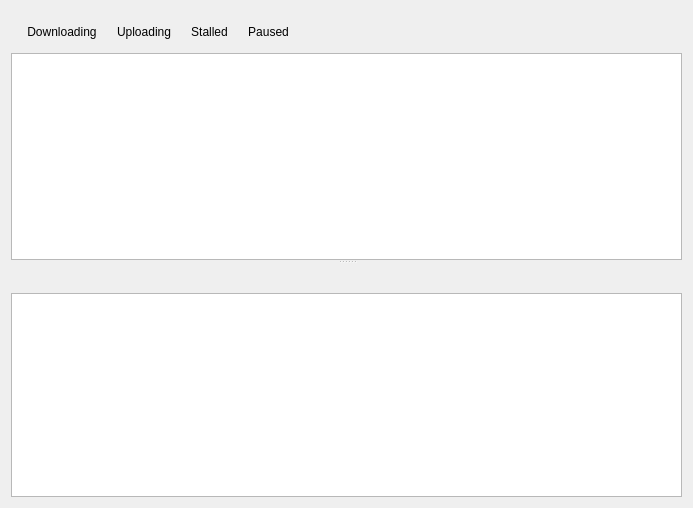
Qt form src/transfers/transfers_widget.ui (a-pavlov/qDonkey) before a commit.
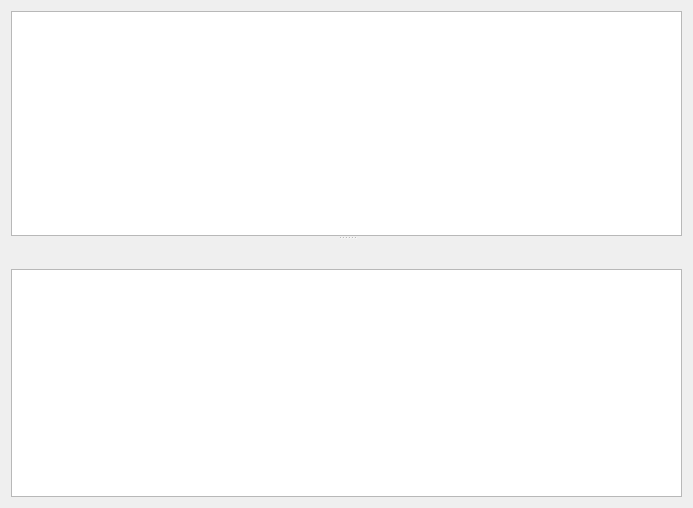
The same form after that commit. Icons and pictures are not drawn.

Commit message: Add peer model

```diff
--- a/src/transfers/transfers_widget.ui
+++ b/src/transfers/transfers_widget.ui
@@ -24,144 +24,6 @@
        <property name="spacing">
         <number>0</number>
        </property>
-       <item>
-        <widget class="QFrame" name="transfersBar_2">
-         <property name="frameShape">
-          <enum>QFrame::NoFrame</enum>
-         </property>
-         <property name="frameShadow">
-          <enum>QFrame::Raised</enum>
-         </property>
-         <layout class="QHBoxLayout" name="horizontalLayout">
-          <item>
-           <widget class="QToolButton" name="btnDownloading">
-            <property name="minimumSize">
-             <size>
-              <width>0</width>
-              <height>24</height>
-             </size>
-            </property>
-            <property name="maximumSize">
-             <size>
-              <width>1000</width>
-              <height>24</height>
-             </size>
-            </property>
-            <property name="text">
-             <string>Downloading</string>
-            </property>
-            <property name="icon">
-             <iconset resource="../icons.qrc">
-              <normaloff>:/icons/transfer_list/downloading.png</normaloff>:/icons/transfer_list/downloading.png</iconset>
-            </property>
-            <property name="checkable">
-             <bool>true</bool>
-            </property>
-            <property name="toolButtonStyle">
-             <enum>Qt::ToolButtonTextBesideIcon</enum>
-            </property>
-            <property name="autoRaise">
-             <bool>true</bool>
-            </property>
-           </widget>
-          </item>
-          <item>
-           <widget class="QToolButton" name="btnUploading">
-            <property name="enabled">
-             <bool>true</bool>
-            </property>
-            <property name="maximumSize">
-             <size>
-              <width>16777215</width>
-              <height>24</height>
-             </size>
-            </property>
-            <property name="text">
-             <string>Uploading</string>
-            </property>
-            <property name="icon">
-             <iconset resource="../icons.qrc">
-              <normaloff>:/icons/transfer_list/uploading.png</normaloff>:/icons/transfer_list/uploading.png</iconset>
-            </property>
-            <property name="checkable">
-             <bool>true</bool>
-            </property>
-            <property name="toolButtonStyle">
-             <enum>Qt::ToolButtonTextBesideIcon</enum>
-            </property>
-            <property name="autoRaise">
-             <bool>true</bool>
-            </property>
-           </widget>
-          </item>
-          <item>
-           <widget class="QToolButton" name="btnStalled">
-            <property name="maximumSize">
-             <size>
-              <width>16777215</width>
-              <height>24</height>
-             </size>
-            </property>
-            <property name="text">
-             <string>Stalled</string>
-            </property>
-            <property name="icon">
-             <iconset resource="../icons.qrc">
-              <normaloff>:/icons/transfer_list/stalledDL.png</normaloff>:/icons/transfer_list/stalledDL.png</iconset>
-            </property>
-            <property name="checkable">
-             <bool>true</bool>
-            </property>
-            <property name="toolButtonStyle">
-             <enum>Qt::ToolButtonTextBesideIcon</enum>
-            </property>
-            <property name="autoRaise">
-             <bool>true</bool>
-            </property>
-           </widget>
-          </item>
-          <item>
-           <widget class="QToolButton" name="btnStalled_2">
-            <property name="maximumSize">
-             <size>
-              <width>16777215</width>
-              <height>24</height>
-             </size>
-            </property>
-            <property name="text">
-             <string>Paused</string>
-            </property>
-            <property name="icon">
-             <iconset resource="../icons.qrc">
-              <normaloff>:/icons/transfer_list/paused.png</normaloff>:/icons/transfer_list/paused.png</iconset>
-            </property>
-            <property name="checkable">
-             <bool>true</bool>
-            </property>
-            <property name="toolButtonStyle">
-             <enum>Qt::ToolButtonTextBesideIcon</enum>
-            </property>
-            <property name="autoRaise">
-             <bool>true</bool>
-            </property>
-           </widget>
-          </item>
-          <item>
-           <spacer name="horizontalSpacer">
-            <property name="orientation">
-             <enum>Qt::Horizontal</enum>
-            </property>
-            <property name="sizeHint" stdset="0">
-             <size>
-              <width>40</width>
-              <height>20</height>
-             </size>
-            </property>
-           </spacer>
-          </item>
-         </layout>
-        </widget>
-       </item>
        <item>
         <widget class="QFrame" name="transfersFrame_2">
          <property name="frameShape">
```
